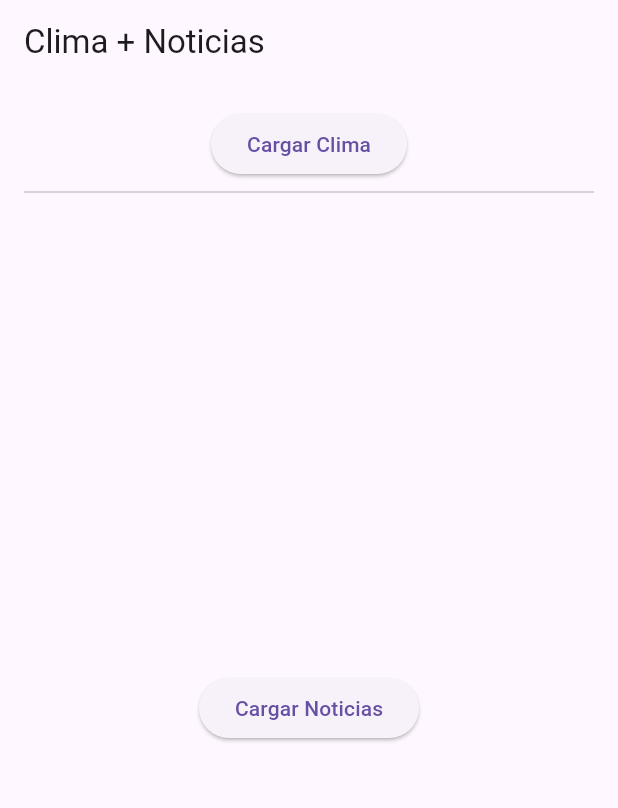
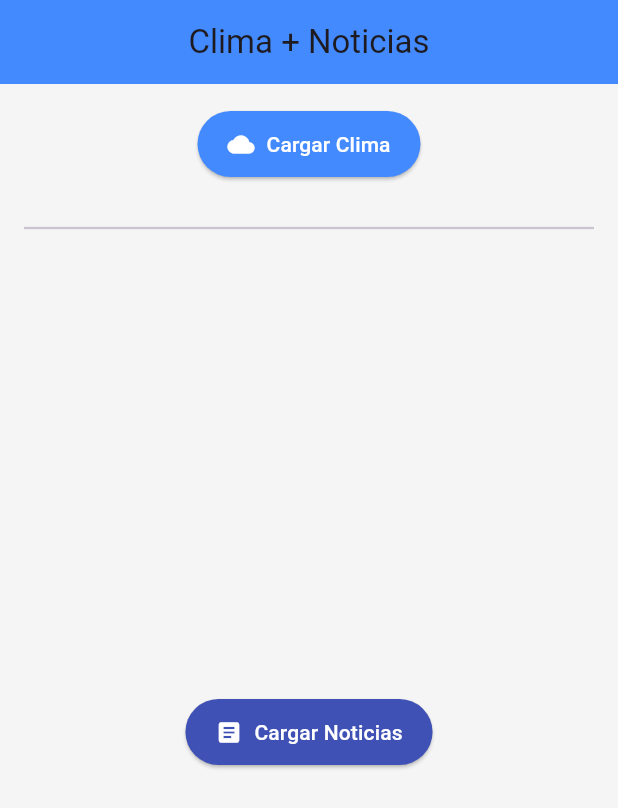
Before and after one commit to Pacheco05Jesus/Jesus-App, a Flutter app: the screen it shows after launch, on a phone screen of 412 x 824 dp. Shown: the top 808 px of the screen. Run offline on Flutter 3.47's test engine with Material 3 defaults, Android fonts, the phone set to English and light mode, and no system bars; our stand-ins replace flutter_bloc.

Commit message:
modificacion de vista
Se le añadió mas estilo a la aplicacion

```diff
--- /dev/null
+++ b/flutter_application_1/devtools_options.yaml
@@ -0,0 +1,3 @@
+description: This file stores settings for Dart & Flutter DevTools.
+documentation: https://docs.flutter.dev/tools/devtools/extensions#configure-extension-enablement-states
+extensions:
--- a/flutter_application_1/lib/vista_principal.dart
+++ b/flutter_application_1/lib/vista_principal.dart
@@ -10,50 +10,86 @@ class VistaPrincipal extends StatelessWidget {
   @override
   Widget build(BuildContext context) {
     return Scaffold(
-      appBar: AppBar(title: Text("Clima + Noticias")),
+      backgroundColor: Colors.grey[100],
+      appBar: AppBar(
+        title: Text("Clima + Noticias"),
+        centerTitle: true,
+        backgroundColor: Colors.blueAccent,
+        elevation: 0,
+      ),
       body: Padding(
         padding: const EdgeInsets.all(16.0),
         child: Column(
           children: [
-
             BlocBuilder<ClimaCubit, ClimaEstado>(
               builder: (context, estado) {
                 if (estado is ClimaInicial) {
-                  return ElevatedButton(
+                  return ElevatedButton.icon(
                     onPressed: () =>
                         context.read<ClimaCubit>().cargarClima("Bogotá"),
-                    child: Text("Cargar Clima"),
+                    icon: Icon(Icons.cloud),
+                    label: Text("Cargar Clima"),
+                    style: ElevatedButton.styleFrom(
+                      backgroundColor: Colors.blueAccent,
+                      foregroundColor: Colors.white,
+                      padding:
+                          EdgeInsets.symmetric(horizontal: 20, vertical: 12),
+                    ),
                   );
                 } else if (estado is ClimaCargando) {
                   return CircularProgressIndicator();
                 } else if (estado is ClimaCargado) {
-                  return Column(
-                    children: [
-                      Text("🌤 ${estado.descripcion}",
-                          style: TextStyle(fontSize: 20)),
-                      Text("Temperatura: ${estado.temperatura}°C"),
-                    ],
+                  return Card(
+                    elevation: 4,
+                    shape: RoundedRectangleBorder(
+                        borderRadius: BorderRadius.circular(12)),
+                    child: Padding(
+                      padding: const EdgeInsets.all(16.0),
+                      child: Column(
+                        children: [
+                          Text("🌤 ${estado.descripcion}",
+                              style: TextStyle(
+                                  fontSize: 22,
+                                  fontWeight: FontWeight.bold,
+                                  color: Colors.blueAccent)),
+                          SizedBox(height: 8),
+                          Text("Temperatura: ${estado.temperatura}°C",
+                              style: TextStyle(fontSize: 18)),
+                        ],
+                      ),
+                    ),
                   );
                 } else if (estado is ClimaError) {
-                  return Text("Error: ${estado.mensaje}");
+                  return Text("Error: ${estado.mensaje}",
+                      style: TextStyle(color: Colors.red));
                 }
                 return Container();
               },
             ),
 
-            Divider(),
+            SizedBox(height: 24),
 
+            Divider(thickness: 1.5),
+
+            SizedBox(height: 8),
 
             Expanded(
               child: BlocBuilder<NoticiasBloc, NoticiasEstado>(
                 builder: (context, estado) {
                   if (estado is NoticiasInicial) {
                     return Center(
-                      child: ElevatedButton(
+                      child: ElevatedButton.icon(
                         onPressed: () => context
                             .read<NoticiasBloc>()
                             .add(CargarNoticias()),
-                        child: Text("Cargar Noticias"),
+                        icon: Icon(Icons.article),
+                        label: Text("Cargar Noticias"),
+                        style: ElevatedButton.styleFrom(
+                          backgroundColor: Colors.indigo,
+                          foregroundColor: Colors.white,
+                          padding: EdgeInsets.symmetric(
+                              horizontal: 20, vertical: 12),
+                        ),
                       ),
                     );
                   } else if (estado is NoticiasCargando) {
@@ -63,14 +99,25 @@ class VistaPrincipal extends StatelessWidget {
                       itemCount: estado.noticias.length,
                       itemBuilder: (context, i) {
                         final n = estado.noticias[i];
-                        return ListTile(
-                          title: Text(n.titulo),
-                          subtitle: Text(n.descripcion),
+                        return Card(
+                          elevation: 3,
+                          margin: EdgeInsets.symmetric(vertical: 8),
+                          child: ListTile(
+                            leading: Icon(Icons.article_outlined,
+                                color: Colors.indigo),
+                            title: Text(n.titulo,
+                                style: TextStyle(
+                                    fontWeight: FontWeight.bold,
+                                    fontSize: 16)),
+                            subtitle: Text(n.descripcion),
+                          ),
                         );
                       },
                     );
                   } else if (estado is NoticiasError) {
-                    return Center(child: Text("Error: ${estado.mensaje}"));
+                    return Center(
+                        child: Text("Error: ${estado.mensaje}",
+                            style: TextStyle(color: Colors.red)));
                   }
                   return Container();
                 },
```
